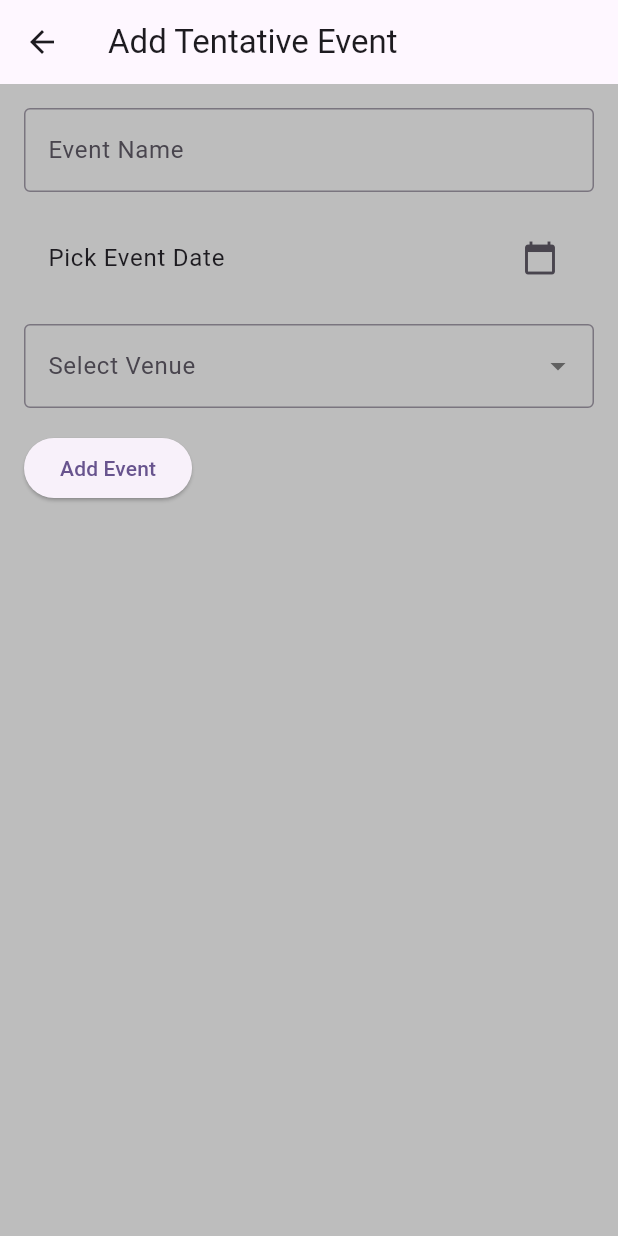
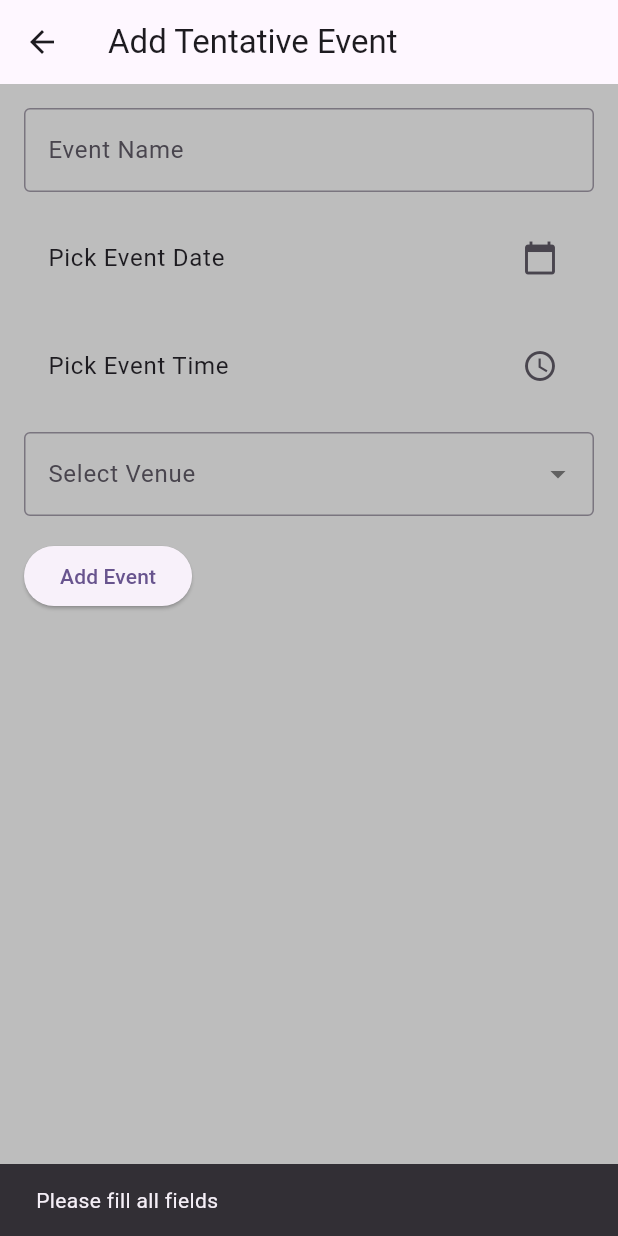
Before and after one commit to IITGCampusSyncTeam/IITGCampusSync, a Flutter app: the TentativeEventAddScreen screen opened directly, after a tap on "Add Event", on a phone screen of 412 x 824 dp. Run offline on Flutter 3.47's test engine with Material 3 defaults, Android fonts, the phone set to English and light mode, and no system bars; our stand-ins replace firebase_core, firebase_messaging, flutter_local_notifications, googleapis_auth, share_plus, shared_preferences and 1 more; missing offline and left inert: flutter_web_auth_2, razorpay_flutter; accounts and stored records are empty.

Commit message:
Update tentative_event_add_screen.dart

```diff
--- a/frontend/lib/screens/tentative_event_add_screen.dart
+++ b/frontend/lib/screens/tentative_event_add_screen.dart
@@ -1,5 +1,4 @@
 import 'package:flutter/material.dart';
-
 
 class TentativeEventAddScreen extends StatefulWidget {
   @override
@@ -9,6 +8,7 @@
 class _TentativeEventAddScreenState extends State<TentativeEventAddScreen> {
   final TextEditingController _eventNameController = TextEditingController();
   DateTime? _selectedDate;
+  TimeOfDay? _selectedTime;
   String? _selectedVenue;
 
   @override
@@ -20,6 +20,7 @@
         child: Column(
           crossAxisAlignment: CrossAxisAlignment.start,
           children: [
+            // Event Name Field
             TextField(
               controller: _eventNameController,
               decoration: InputDecoration(
@@ -28,6 +29,7 @@
               ),
             ),
             SizedBox(height: 16),
+            // Date Picker
             ListTile(
               title: Text(_selectedDate == null
                   ? 'Pick Event Date'
@@ -48,6 +50,26 @@
               },
             ),
             SizedBox(height: 16),
+            // Time Picker
+            ListTile(
+              title: Text(_selectedTime == null
+                  ? 'Pick Event Time'
+                  : 'Event Time: ${_selectedTime!.format(context)}'),
+              trailing: Icon(Icons.access_time),
+              onTap: () async {
+                TimeOfDay? pickedTime = await showTimePicker(
+                  context: context,
+                  initialTime: TimeOfDay.now(),
+                );
+                if (pickedTime != null) {
+                  setState(() {
+                    _selectedTime = pickedTime;
+                  });
+                }
+              },
+            ),
+            SizedBox(height: 16),
+            // Venue Dropdown
             DropdownButtonFormField<String>(
               decoration: InputDecoration(
                 labelText: 'Select Venue',
@@ -66,10 +88,31 @@
               },
             ),
             SizedBox(height: 16),
+            // Add Event Button
             ElevatedButton(
               onPressed: () {
-                if (_eventNameController.text.isNotEmpty && _selectedDate != null && _selectedVenue != null) {
+                if (_eventNameController.text.isNotEmpty &&
+                    _selectedDate != null &&
+                    _selectedTime != null &&
+                    _selectedVenue != null) {
+                  // Process the event creation here.
+                  final eventDateTime = DateTime(
+                    _selectedDate!.year,
+                    _selectedDate!.month,
+                    _selectedDate!.day,
+                    _selectedTime!.hour,
+                    _selectedTime!.minute,
+                  );
+                  print('Event: ${_eventNameController.text}');
+                  print('Date & Time: $eventDateTime');
+                  print('Venue: $_selectedVenue');
+
                   Navigator.pop(context);
+                } else {
+                  // Optionally provide feedback if not all fields are filled.
+                  ScaffoldMessenger.of(context).showSnackBar(
+                    SnackBar(content: Text('Please fill all fields')),
+                  );
                 }
               },
               child: Text('Add Event'),
```
